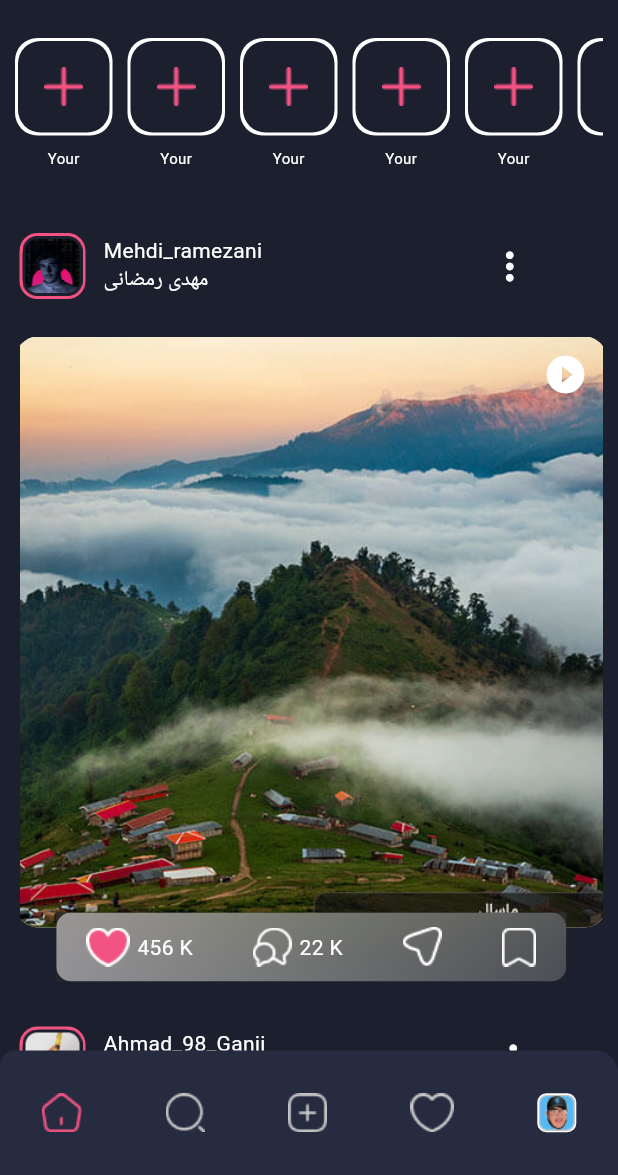
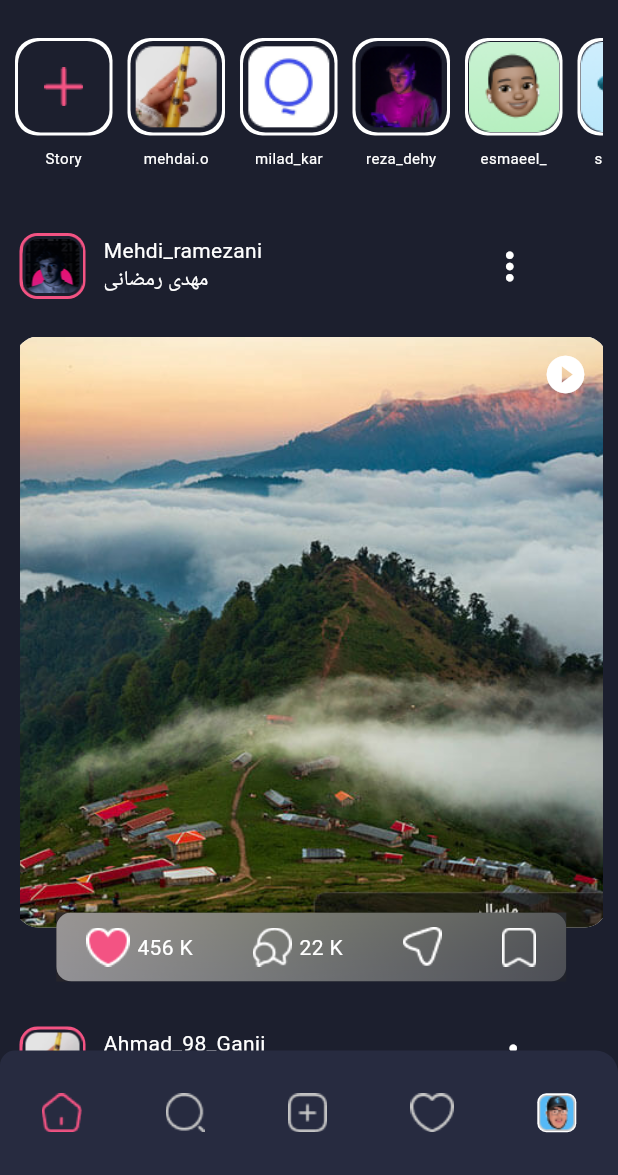
Before and after one commit to mahdiramezanii/instagram-app-flutter, a Flutter app: the HomeScrean screen opened directly, on a phone screen of 412 x 824 dp, the part 61-1236 px from its top. Run offline on Flutter 3.47's test engine with Material 3 defaults, Android fonts, the phone set to English and light mode, and no system bars; our stand-ins replace hexcolor.

Commit message:
add story data

```diff
--- a/lib/controller/data.dart
+++ b/lib/controller/data.dart
@@ -102,3 +102,31 @@ List<PostData> get_data_post() {
 
   return [p1, p2, p3, p4, p5, p6, p7, p8, p9, p10, p11];
 }
+
+List<Strory> get_story_list() {
+  Strory s1 = Strory("assets/images/s1.png", "abbasoiu_56");
+  Strory s2 = Strory("assets/images/s2.png", "mehdai.official32");
+  Strory s3 = Strory("assets/images/s3.png", "milad_karami");
+  Strory s4 = Strory("assets/images/s4.png", "reza_dehyam");
+  Strory s5 = Strory("assets/images/s5.png", "esmaeel_kh");
+  Strory s6 = Strory("assets/images/s6.png", "sobham_mdah");
+  Strory s7 = Strory("assets/images/s7.png", "arman_jamali");
+  Strory s8 = Strory("assets/images/s8.png", "reza_karimi");
+  Strory s9 = Strory("assets/images/s9.png", "nazanin0988");
+  Strory s10 = Strory("assets/images/s10.png", "ahmad_98_gh");
+  Strory s11 = Strory("assets/images/s11.png", "rezak_d");
+
+  return [
+    s1,
+    s2,
+    s3,
+    s4,
+    s5,
+    s6,
+    s7,
+    s8,
+    s9,
+    s10,
+    s11,
+  ];
+}
--- a/lib/controller/models.dart
+++ b/lib/controller/models.dart
@@ -1,4 +1,3 @@
-
 class PostData {
   String? user_image;
   String? post_image;
@@ -15,5 +14,14 @@ class PostData {
     required this.like,
     required this.comment,
   });
+}
 
+class Strory {
+  String? image;
+  String? username;
+
+  Strory(String image, String username) {
+    this.image = image;
+    this.username = username;
+  }
 }
--- a/lib/screan/home_screan.dart
+++ b/lib/screan/home_screan.dart
@@ -8,6 +8,7 @@ class HomeScrean extends StatelessWidget {
   @override
   Widget build(BuildContext context) {
     List<PostData> post_data = get_data_post();
+    List<Strory> story_data = get_story_list();
 
     return Container(
       color: Color(0xff1C1F2E),
@@ -27,11 +28,15 @@ class HomeScrean extends StatelessWidget {
                           height: 100,
                           child: ListView.builder(
                             scrollDirection: Axis.horizontal,
-                            itemCount: 10,
+                            itemCount: story_data.length,
                             itemBuilder: (context, index) {
-                              return _getYourStory(
-                                  text: "Your Story",
-                                  image: "assets/images/plus.png");
+                              return index == 0
+                                  ? _getYourStory(
+                                      text: "Story",
+                                      image: "assets/images/plus.png")
+                                  : _getYourStory(
+                                      text: "${story_data[index].username!}",
+                                      image: "${story_data[index].image!}");
                             },
                           ),
                         ),
```
